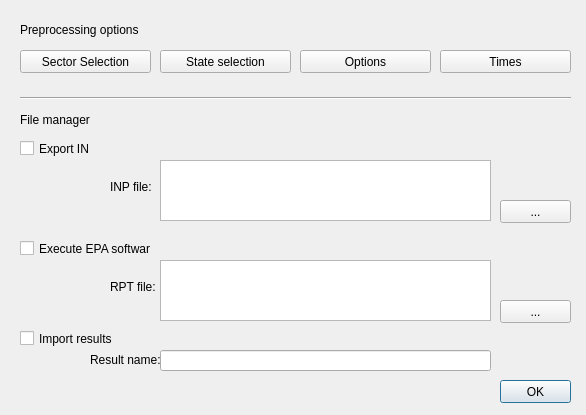
First picture: the form in ui/file_manager.ui, repository Giswater/giswater_qgis_plugin, before the edit.
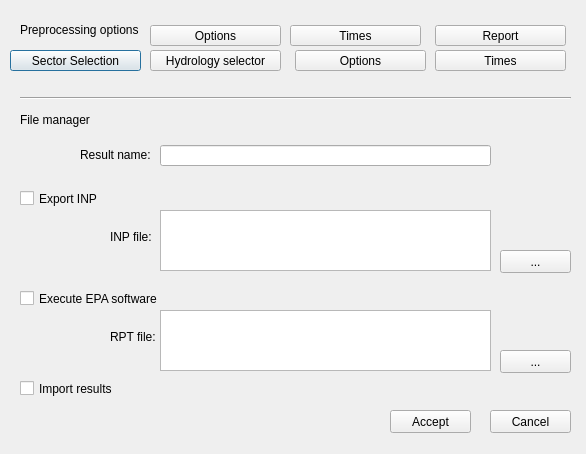
Second picture: the form after the edit.

Patch:
```diff
--- a/ui/file_manager.ui
+++ b/ui/file_manager.ui
@@ -7,194 +7,51 @@
     <x>0</x>
     <y>0</y>
     <width>586</width>
-    <height>415</height>
+    <height>454</height>
    </rect>
   </property>
   <property name="windowTitle">
    <string>Dialog</string>
   </property>
-  <widget class="QPushButton" name="btn_accept">
-   <property name="geometry">
-    <rect>
-     <x>500</x>
-     <y>380</y>
-     <width>71</width>
-     <height>23</height>
-    </rect>
-   </property>
-   <property name="text">
-    <string>OK</string>
-   </property>
-  </widget>
   <widget class="QPushButton" name="btn_sector_selection">
    <property name="geometry">
     <rect>
-     <x>20</x>
+     <x>10</x>
      <y>50</y>
      <width>131</width>
-     <height>23</height>
+     <height>21</height>
     </rect>
    </property>
    <property name="text">
     <string>Sector Selection</string>
    </property>
   </widget>
-  <widget class="QPushButton" name="btn_times">
+  <widget class="QPushButton" name="btn_rep_time">
    <property name="geometry">
     <rect>
-     <x>440</x>
+     <x>435</x>
      <y>50</y>
      <width>131</width>
-     <height>23</height>
+     <height>21</height>
     </rect>
    </property>
    <property name="text">
     <string>Times</string>
    </property>
   </widget>
-  <widget class="QPushButton" name="btn_options">
+  <widget class="QPushButton" name="btn_time_opt">
    <property name="geometry">
     <rect>
-     <x>300</x>
+     <x>295</x>
      <y>50</y>
      <width>131</width>
-     <height>23</height>
+     <height>21</height>
     </rect>
    </property>
    <property name="text">
     <string>Options</string>
    </property>
   </widget>
-  <widget class="QPushButton" name="btn_state_selection">
-   <property name="geometry">
-    <rect>
-     <x>160</x>
-     <y>50</y>
-     <width>131</width>
-     <height>23</height>
-    </rect>
-   </property>
-   <property name="text">
-    <string>State selection</string>
-   </property>
-  </widget>
-  <widget class="QPushButton" name="btn_file_inp">
-   <property name="geometry">
-    <rect>
-     <x>500</x>
-     <y>200</y>
-     <width>71</width>
-     <height>23</height>
-    </rect>
-   </property>
-   <property name="text">
-    <string>...</string>
-   </property>
-  </widget>
-  <widget class="QCheckBox" name="chk_export">
-   <property name="geometry">
-    <rect>
-     <x>20</x>
-     <y>140</y>
-     <width>70</width>
-     <height>17</height>
-    </rect>
-   </property>
-   <property name="text">
-    <string>Export INP</string>
-   </property>
-  </widget>
-  <widget class="QLabel" name="label">
-   <property name="geometry">
-    <rect>
-     <x>110</x>
-     <y>180</y>
-     <width>46</width>
-     <height>13</height>
-    </rect>
-   </property>
-   <property name="text">
-    <string>INP file:</string>
-   </property>
-  </widget>
-  <widget class="QCheckBox" name="chk_exec">
-   <property name="geometry">
-    <rect>
-     <x>20</x>
-     <y>240</y>
-     <width>131</width>
-     <height>17</height>
-    </rect>
-   </property>
-   <property name="text">
-    <string>Execute EPA software</string>
-   </property>
-  </widget>
-  <widget class="QPushButton" name="btn_file_rpt">
-   <property name="geometry">
-    <rect>
-     <x>500</x>
-     <y>300</y>
-     <width>71</width>
-     <height>23</height>
-    </rect>
-   </property>
-   <property name="text">
-    <string>...</string>
-   </property>
-  </widget>
-  <widget class="QLabel" name="label_2">
-   <property name="geometry">
-    <rect>
-     <x>110</x>
-     <y>280</y>
-     <width>46</width>
-     <height>13</height>
-    </rect>
-   </property>
-   <property name="text">
-    <string>RPT file:</string>
-   </property>
-  </widget>
-  <widget class="QCheckBox" name="chk_import">
-   <property name="geometry">
-    <rect>
-     <x>20</x>
-     <y>330</y>
-     <width>101</width>
-     <height>17</height>
-    </rect>
-   </property>
-   <property name="text">
-    <string>Import results</string>
-   </property>
-  </widget>
-  <widget class="QLineEdit" name="txt_result_name">
-   <property name="geometry">
-    <rect>
-     <x>160</x>
-     <y>350</y>
-     <width>331</width>
-     <height>21</height>
-    </rect>
-   </property>
-   <property name="text">
-    <string/>
-   </property>
-  </widget>
-  <widget class="QLabel" name="label_3">
-   <property name="geometry">
-    <rect>
-     <x>90</x>
-     <y>350</y>
-     <width>71</width>
-     <height>20</height>
-    </rect>
-   </property>
-   <property name="text">
-    <string>Result name:</string>
-   </property>
-  </widget>
   <widget class="QLabel" name="label_4">
    <property name="geometry">
     <rect>
@@ -208,19 +65,6 @@
     <string>Preprocessing options</string>
    </property>
   </widget>
-  <widget class="QLabel" name="label_5">
-   <property name="geometry">
-    <rect>
-     <x>20</x>
-     <y>110</y>
-     <width>151</width>
-     <height>20</height>
-    </rect>
-   </property>
-   <property name="text">
-    <string>File manager</string>
-   </property>
-  </widget>
   <widget class="Line" name="line">
    <property name="geometry">
     <rect>
@@ -234,26 +78,234 @@
     <enum>Qt::Horizontal</enum>
    </property>
   </widget>
+  <widget class="QPushButton" name="btn_opt_hyd">
+   <property name="geometry">
+    <rect>
+     <x>150</x>
+     <y>50</y>
+     <width>131</width>
+     <height>21</height>
+    </rect>
+   </property>
+   <property name="text">
+    <string>Hydrology selector</string>
+   </property>
+  </widget>
+  <widget class="QPushButton" name="btn_file_inp">
+   <property name="geometry">
+    <rect>
+     <x>500</x>
+     <y>250</y>
+     <width>71</width>
+     <height>23</height>
+    </rect>
+   </property>
+   <property name="text">
+    <string>...</string>
+   </property>
+  </widget>
+  <widget class="QLabel" name="label_3">
+   <property name="geometry">
+    <rect>
+     <x>80</x>
+     <y>145</y>
+     <width>81</width>
+     <height>20</height>
+    </rect>
+   </property>
+   <property name="text">
+    <string>Result name:</string>
+   </property>
+  </widget>
+  <widget class="QPushButton" name="btn_accept">
+   <property name="geometry">
+    <rect>
+     <x>390</x>
+     <y>410</y>
+     <width>81</width>
+     <height>23</height>
+    </rect>
+   </property>
+   <property name="text">
+    <string>Accept</string>
+   </property>
+  </widget>
+  <widget class="QCheckBox" name="chk_exec">
+   <property name="geometry">
+    <rect>
+     <x>20</x>
+     <y>290</y>
+     <width>171</width>
+     <height>17</height>
+    </rect>
+   </property>
+   <property name="text">
+    <string>Execute EPA software</string>
+   </property>
+  </widget>
+  <widget class="QCheckBox" name="chk_import">
+   <property name="geometry">
+    <rect>
+     <x>20</x>
+     <y>380</y>
+     <width>131</width>
+     <height>17</height>
+    </rect>
+   </property>
+   <property name="text">
+    <string>Import results</string>
+   </property>
+  </widget>
+  <widget class="QLineEdit" name="txt_result_name">
+   <property name="geometry">
+    <rect>
+     <x>160</x>
+     <y>145</y>
+     <width>331</width>
+     <height>21</height>
+    </rect>
+   </property>
+   <property name="text">
+    <string/>
+   </property>
+  </widget>
+  <widget class="QLabel" name="label">
+   <property name="geometry">
+    <rect>
+     <x>110</x>
+     <y>230</y>
+     <width>46</width>
+     <height>13</height>
+    </rect>
+   </property>
+   <property name="text">
+    <string>INP file:</string>
+   </property>
+  </widget>
   <widget class="QTextEdit" name="txt_file_inp">
    <property name="geometry">
     <rect>
      <x>160</x>
-     <y>160</y>
+     <y>210</y>
      <width>331</width>
      <height>61</height>
     </rect>
    </property>
   </widget>
+  <widget class="QPushButton" name="btn_file_rpt">
+   <property name="geometry">
+    <rect>
+     <x>500</x>
+     <y>350</y>
+     <width>71</width>
+     <height>23</height>
+    </rect>
+   </property>
+   <property name="text">
+    <string>...</string>
+   </property>
+  </widget>
+  <widget class="QLabel" name="label_2">
+   <property name="geometry">
+    <rect>
+     <x>110</x>
+     <y>330</y>
+     <width>46</width>
+     <height>13</height>
+    </rect>
+   </property>
+   <property name="text">
+    <string>RPT file:</string>
+   </property>
+  </widget>
+  <widget class="QLabel" name="label_5">
+   <property name="geometry">
+    <rect>
+     <x>20</x>
+     <y>110</y>
+     <width>151</width>
+     <height>20</height>
+    </rect>
+   </property>
+   <property name="text">
+    <string>File manager</string>
+   </property>
+  </widget>
   <widget class="QTextEdit" name="txt_file_rpt">
    <property name="geometry">
     <rect>
      <x>160</x>
-     <y>260</y>
+     <y>310</y>
      <width>331</width>
      <height>61</height>
     </rect>
    </property>
   </widget>
+  <widget class="QCheckBox" name="chk_export">
+   <property name="geometry">
+    <rect>
+     <x>20</x>
+     <y>190</y>
+     <width>111</width>
+     <height>17</height>
+    </rect>
+   </property>
+   <property name="text">
+    <string>Export INP</string>
+   </property>
+  </widget>
+  <widget class="QPushButton" name="btn_cancel">
+   <property name="geometry">
+    <rect>
+     <x>490</x>
+     <y>410</y>
+     <width>81</width>
+     <height>23</height>
+    </rect>
+   </property>
+   <property name="text">
+    <string>Cancel</string>
+   </property>
+  </widget>
+  <widget class="QPushButton" name="btn_options_2">
+   <property name="geometry">
+    <rect>
+     <x>150</x>
+     <y>25</y>
+     <width>131</width>
+     <height>21</height>
+    </rect>
+   </property>
+   <property name="text">
+    <string>Options</string>
+   </property>
+  </widget>
+  <widget class="QPushButton" name="btn_times_2">
+   <property name="geometry">
+    <rect>
+     <x>290</x>
+     <y>25</y>
+     <width>131</width>
+     <height>21</height>
+    </rect>
+   </property>
+   <property name="text">
+    <string>Times</string>
+   </property>
+  </widget>
+  <widget class="QPushButton" name="btn_times_3">
+   <property name="geometry">
+    <rect>
+     <x>435</x>
+     <y>25</y>
+     <width>131</width>
+     <height>21</height>
+    </rect>
+   </property>
+   <property name="text">
+    <string>Report</string>
+   </property>
+  </widget>
  </widget>
  <resources/>
  <connections/>
```
